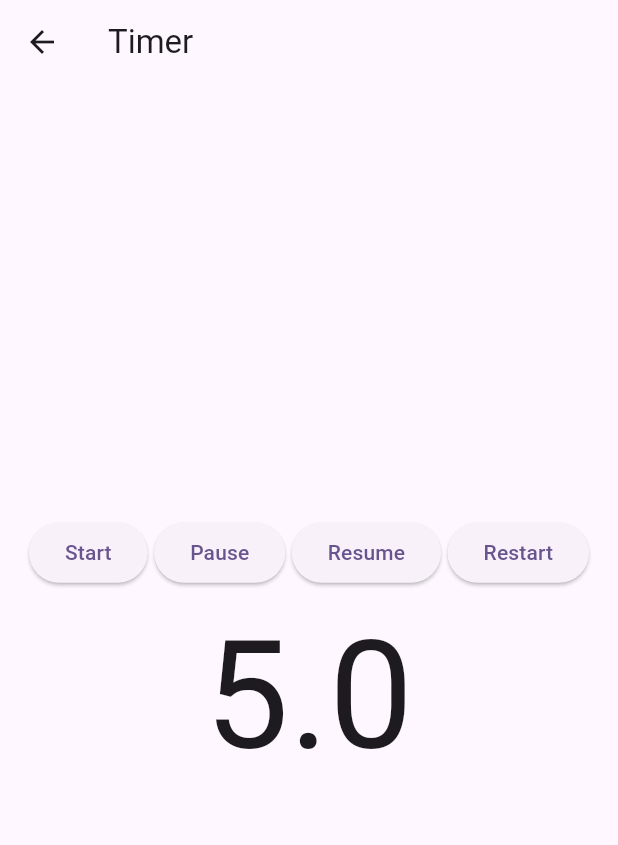
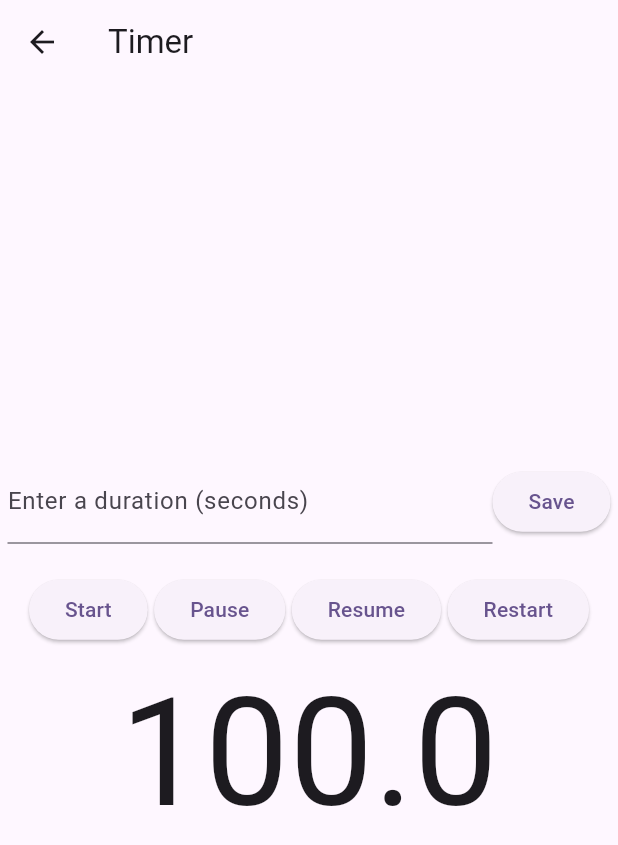
Before and after one commit to Laadnani/Poker_Chess_Android, a Flutter app: the MyTimer screen opened by its route, on a phone screen of 412 x 824 dp. Shown: the top 845 px of the screen. Run offline on Flutter 3.47's test engine with Material 3 defaults, Android fonts, the phone set to English and light mode, and no system bars; drawn by our look-alikes of timer_count_down; our stand-ins replace dropdown_button2, vibration; missing offline and left inert: bishop, dart:ffi, square_bishop, squares.

Commit message:
last edit for this file

```diff
--- a/poker_chess/lib/providers/game_controller.dart
+++ b/poker_chess/lib/providers/game_controller.dart
@@ -71,7 +71,5 @@ class GameController extends ChangeNotifier {
 
   // set the gametime
 
-  late String gameTime = '${extractFirstWord(timing)} : 00';
-
-
+  late int gameTime = int.parse(timing.replaceAll(RegExp(r'[^0-9]'), ''));
 }
--- a/poker_chess/lib/screens/vsComputer.dart
+++ b/poker_chess/lib/screens/vsComputer.dart
@@ -18,8 +18,7 @@ class VsComnpcScreenState extends State<VsComnpcScreen> {
   Widget build(BuildContext context) {
     // Reading values from providers
     final gameController = context.watch<GameController>();
-    final authController = context.watch<AuthController>();
-    final playerController = context.watch<PlayerController>();
+
 
     return Scaffold(
       appBar: AppBar(
--- a/poker_chess/lib/testers/timer.dart
+++ b/poker_chess/lib/testers/timer.dart
@@ -1,99 +1,55 @@
 import 'package:flutter/material.dart';
 import 'package:timer_count_down/timer_controller.dart';
+import 'package:vibration/vibration.dart';
 import 'package:timer_count_down/timer_count_down.dart';
 
-
 class MyTimer extends StatefulWidget {
-  ///
   /// AppBar title
-  ///
   final String title = 'Timer';
 
-  /// Home page
-  MyTimer({
-    Key? key,
-
-  }) : super(key: key);
+  MyTimer({Key? key}) : super(key: key);
 
   @override
   _MyTimerState createState() => _MyTimerState();
 }
 
-///
-/// Page state
-///
 class _MyTimerState extends State<MyTimer> {
-  // Controller
-  final CountdownController _controller =
-      new CountdownController(autoStart: true);
+  // Controller for the timer
+  final CountdownController _controller = CountdownController(autoStart: false);
+
+  // Input field variables
+  static int initialDuration = 100; // Default duration
+  final TextEditingController _inputController = TextEditingController();
 
   @override
   Widget build(BuildContext context) {
     return Scaffold(
       appBar: AppBar(
-        title: Text(
-          widget.title,
-        ),
+        title: Text(widget.title),
       ),
       body: Padding(
         padding: const EdgeInsets.all(5),
         child: Column(
           mainAxisAlignment: MainAxisAlignment.center,
           crossAxisAlignment: CrossAxisAlignment.center,
-          children: <Widget>[
-            Container(
-              padding: const EdgeInsets.symmetric(
-                horizontal: 10,
-              ),
-              child: Row(
-                mainAxisAlignment: MainAxisAlignment.spaceEvenly,
-                children: <Widget>[
-                  // Start
-                  ElevatedButton(
-                    child: Text('Start'),
-                    onPressed: () {
-                      _controller.start();
-                    },
-                  ),
-                  // Pause
-                  ElevatedButton(
-                    child: Text('Pause'),
-                    onPressed: () {
-                      _controller.pause();
-                    },
-                  ),
-                  // Resume
-                  ElevatedButton(
-                    child: Text('Resume'),
-                    onPressed: () {
-                      _controller.resume();
-                    },
-                  ),
-                  // Stop
-                  ElevatedButton(
-                    child: Text('Restart'),
-                    onPressed: () {
-                      _controller.restart();
-                    },
-                  ),
-                ],
-              ),
-            ),
+          children: [
+            // Input field and save button
+            _buildDurationInput(),
+            const SizedBox(height: 20),
+            // Timer buttons
+            _buildTimerButtons(),
+            // Countdown widget
             Countdown(
               controller: _controller,
-              seconds: 5,
+              seconds: initialDuration, // trying to use the controller text
               build: (_, double time) => Text(
                 time.toString(),
-                style: TextStyle(
-                  fontSize: 100,
-                ),
+                style: const TextStyle(fontSize: 100),
               ),
-              interval: Duration(milliseconds: 100),
+              interval: const Duration(milliseconds: 100),
               onFinished: () {
                 ScaffoldMessenger.of(context).showSnackBar(
-                  SnackBar(
-                    content: Text('Timer is done!'),
-                  ),
+                  const SnackBar(content: Text('Timer is done!')),
                 );
               },
             ),
@@ -102,4 +58,70 @@ class _MyTimerState extends State<MyTimer> {
       ),
     );
   }
+
+  // Builds the row containing the input field and save button
+  Widget _buildDurationInput() {
+
+    late int  value;
+
+
+    return Row(
+      mainAxisAlignment: MainAxisAlignment.spaceBetween,
+      children: [
+        Flexible(
+          child: TextField(
+            controller: _inputController,
+            keyboardType: TextInputType.number,
+            decoration: const InputDecoration(
+              labelText: 'Enter a duration (seconds)',
+            ),
+          ),
+        ),
+        ElevatedButton(
+          onPressed: () {
+            try {
+
+               value= int.parse(_inputController.text);
+              print('we are getting the new value of the timer');
+              print(_inputController.text);
+              _controller.restart();
+
+              _inputController.clear(); // Clear input after saving
+            } catch (e) {
+              print('Invalid input: $e');
+            }
+          },
+          child: const Text('Save'),
+        ),
+      ],
+    );
+  }
+
+  // Builds the row containing the timer control buttons
+  Widget _buildTimerButtons() {
+    return Container(
+      padding: const EdgeInsets.symmetric(horizontal: 10),
+      child: Row(
+        mainAxisAlignment: MainAxisAlignment.spaceEvenly,
+        children: [
+          ElevatedButton(
+            child: const Text('Start'),
+            onPressed: () => _controller.start(),
+          ),
+          ElevatedButton(
+            child: const Text('Pause'),
+            onPressed: () => _controller.pause(),
+          ),
+          ElevatedButton(
+            child: const Text('Resume'),
+            onPressed: () => _controller.resume(),
+          ),
+          ElevatedButton(
+            child: const Text('Restart'),
+            onPressed: () => _controller.restart(),
+          ),
+        ],
+      ),
+    );
+  }
 }
--- a/poker_chess/pubspec.yaml
+++ b/poker_chess/pubspec.yaml
@@ -41,6 +41,7 @@ dependencies:
   provider: ^6.1.2
   dropdown_button2: ^2.3.9
   timer_count_down: ^2.2.2
+  vibration: ^1.8.4
 
 dev_dependencies:
   flutter_test:
```
Also changed, not shown: poker_chess/lib/components.dart/player_ingame_card.dart (+22 -79 lines), poker_chess/lib/screens/gamepage.dart (+5 -2 lines), poker_chess/pubspec.lock, 1 other file.
